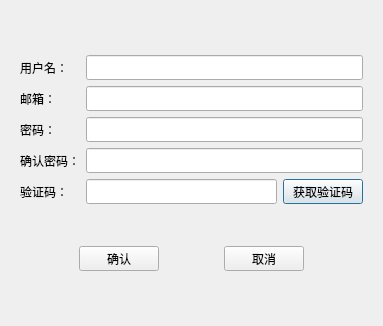
Qt form Sources/Forms/registerdialog.ui (m1mist/QTchat) before a commit.
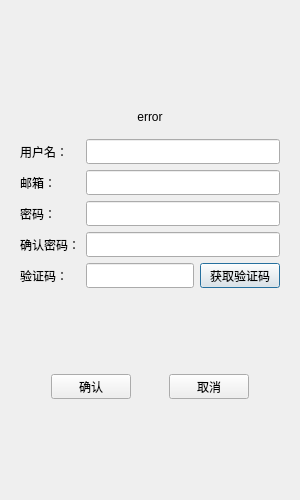
The same form after that commit.

Patch:
```diff
--- a/Sources/Forms/registerdialog.ui
+++ b/Sources/Forms/registerdialog.ui
@@ -6,10 +6,22 @@
    <rect>
     <x>0</x>
     <y>0</y>
-    <width>383</width>
-    <height>326</height>
+    <width>300</width>
+    <height>500</height>
    </rect>
   </property>
+  <property name="minimumSize">
+   <size>
+    <width>300</width>
+    <height>500</height>
+   </size>
+  </property>
+  <property name="maximumSize">
+   <size>
+    <width>300</width>
+    <height>500</height>
+   </size>
+  </property>
   <property name="windowTitle">
    <string>RegisterDialog</string>
   </property>
@@ -45,6 +57,22 @@
            </property>
           </spacer>
          </item>
+         <item>
+          <widget class="QWidget" name="widget" native="true">
+           <layout class="QVBoxLayout" name="verticalLayout_4">
+            <item>
+             <widget class="QLabel" name="error_label">
+              <property name="text">
+               <string>error</string>
+              </property>
+              <property name="alignment">
+               <set>Qt::AlignCenter</set>
+              </property>
+             </widget>
+            </item>
+           </layout>
+          </widget>
+         </item>
          <item>
           <layout class="QHBoxLayout" name="horizontalLayout">
            <item>
```
Left out of the diff: 6 changed lines with no effect on the pictures.
